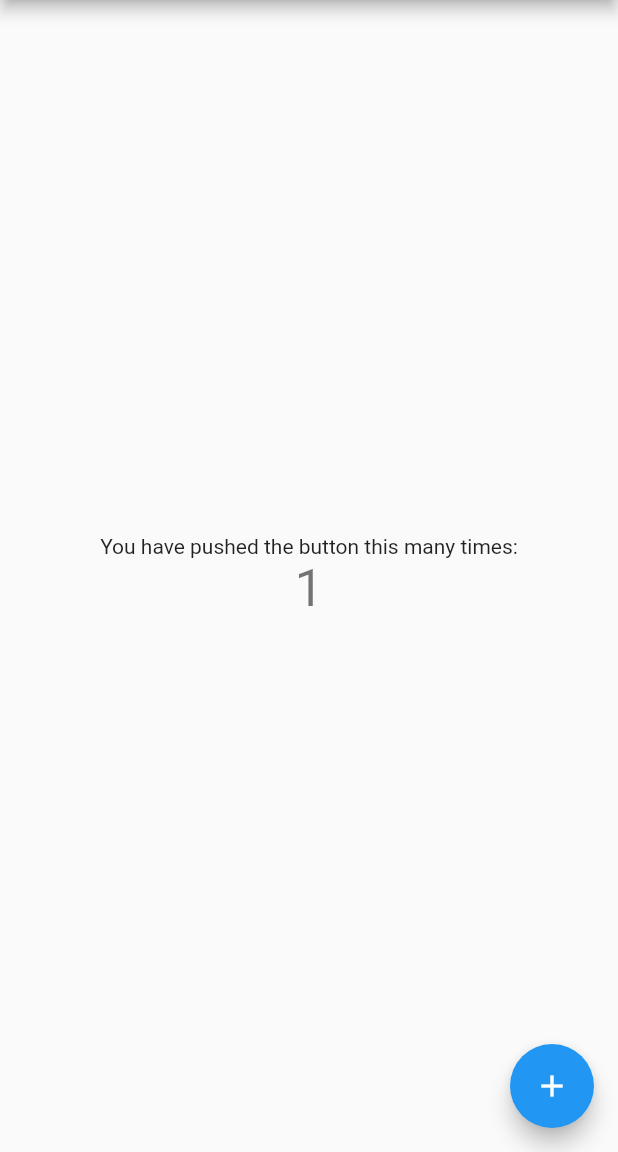
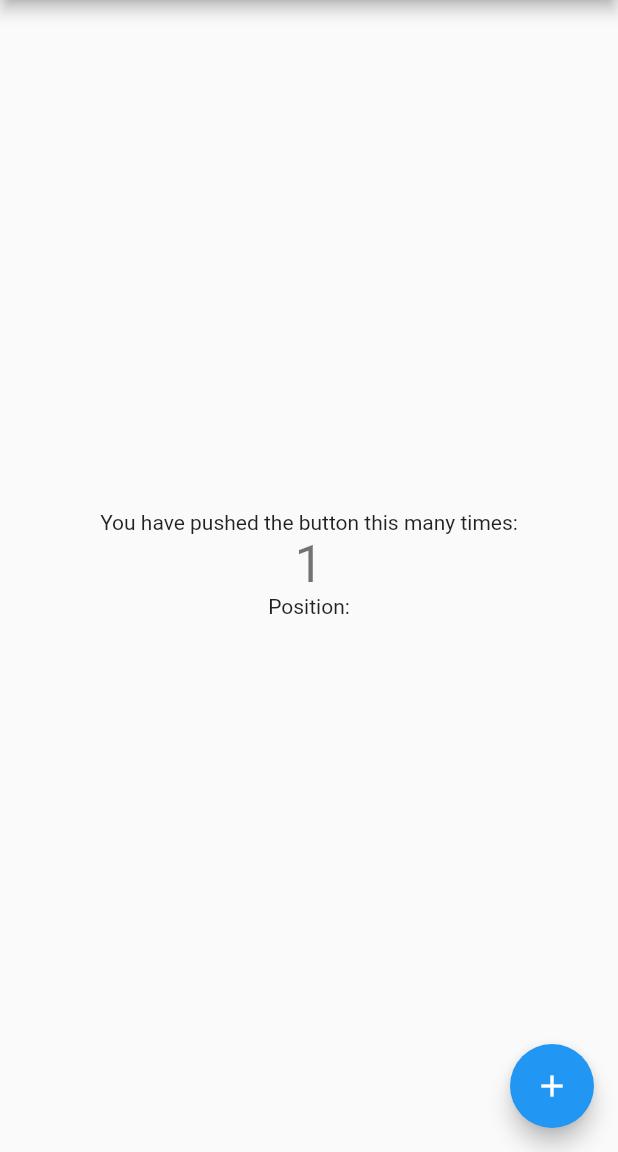
Before and after one commit to Jmorjsm/emissions-offset, a Flutter app: the screen it shows after launch, after a tap on the "add" icon, on a phone screen of 412 x 824 dp, the part 84-1236 px from its top. Run offline on Flutter 3.47's test engine with Material 2 defaults, Android fonts, the phone set to English and light mode, and no system bars; our stand-ins replace geolocator.

```diff
--- a/src/emissions_offset/lib/data/trip_recorder.dart
+++ b/src/emissions_offset/lib/data/trip_recorder.dart
@@ -0,0 +1,27 @@
+import 'package:geolocator/geolocator.dart';
+class TripRecorder {
+  Future<Position> determinePosition() async {
+    bool serviceEnabled;
+    LocationPermission permission;
+
+    serviceEnabled = await Geolocator.isLocationServiceEnabled();
+    if (!serviceEnabled) {
+      return Future.error('Location services disabled.');
+    }
+
+    permission = await Geolocator.checkPermission();
+    if (permission == LocationPermission.denied) {
+      permission = await Geolocator.requestPermission();
+      if (permission == LocationPermission.denied) {
+        return Future.error('Location permission denied.');
+      }
+    }
+
+    if (permission == LocationPermission.deniedForever) {
+      return Future.error(
+          'Location permissions permanently denied. Please resolve this in your device settings.');
+    }
+
+    return await Geolocator.getCurrentPosition();
+  }
+}
--- a/src/emissions_offset/lib/main.dart
+++ b/src/emissions_offset/lib/main.dart
@@ -1,4 +1,6 @@
 import 'package:flutter/material.dart';
+import 'package:emissions_offset/data/trip_recorder.dart';
+import 'package:geolocator/geolocator.dart';
 
 void main() {
   runApp(MyApp());
@@ -48,6 +50,8 @@ class MyHomePage extends StatefulWidget {
 class _MyHomePageState extends State<MyHomePage> {
   int _counter = 0;
 
+  String _position = '';
+
   void _incrementCounter() {
     setState(() {
       // This call to setState tells the Flutter framework that something has
@@ -59,8 +63,18 @@ class _MyHomePageState extends State<MyHomePage> {
     });
   }
 
+  void getLocation() async {
+    var tripRecorder = new TripRecorder();
+    Position position = await tripRecorder.determinePosition();
+    setState(() {
+      this._position = position.toString();
+      print(this._position);
+    });
+  }
+
   @override
   Widget build(BuildContext context) {
+    getLocation();
     // This method is rerun every time setState is called, for instance as done
     // by the _incrementCounter method above.
     //
@@ -100,6 +114,12 @@ class _MyHomePageState extends State<MyHomePage> {
               '$_counter',
               style: Theme.of(context).textTheme.headline4,
             ),
+            Text(
+              'Position:',
+            ),
+            Text(
+                '$_position',
+            ),
           ],
         ),
       ),
```
Also changed, not shown: 1 other file.
